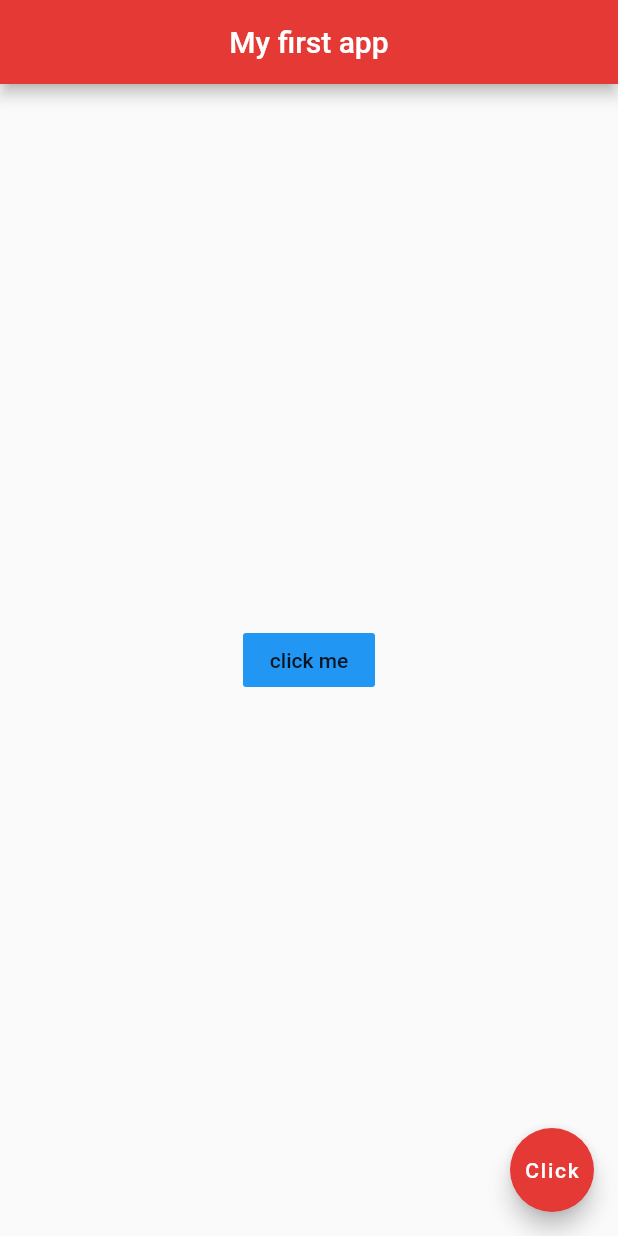
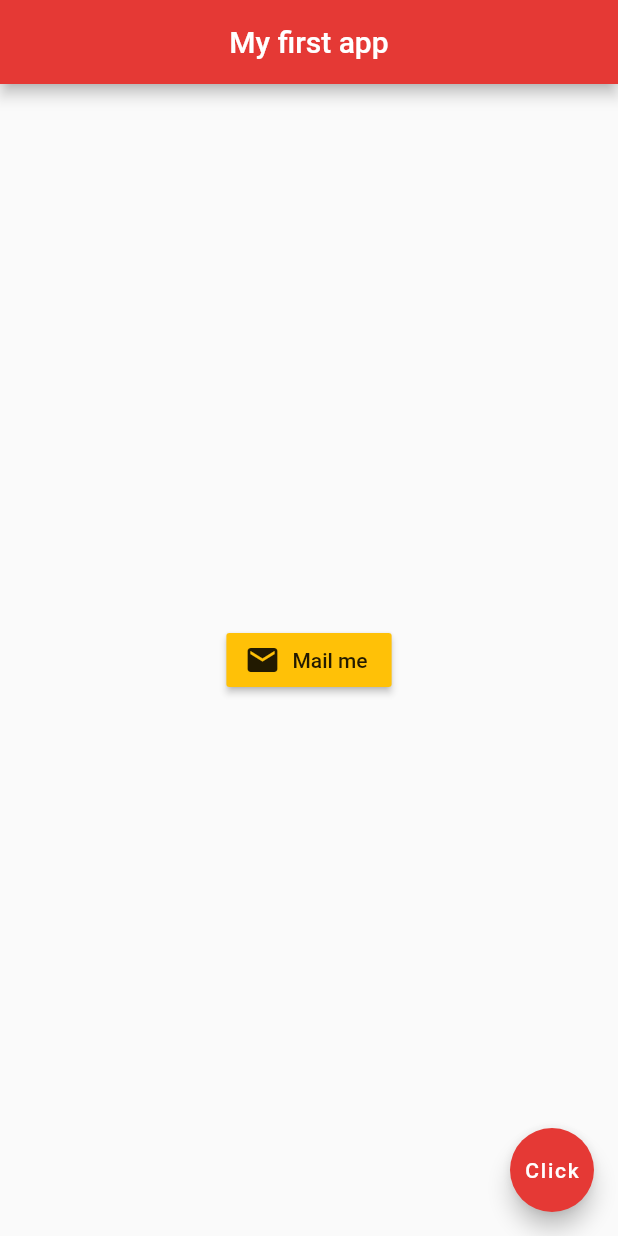
Before and after one commit to whatcodehaveyougit/flutter_net_ninja, a Flutter app: the screen it shows after launch, on a phone screen of 412 x 824 dp. Run offline on Flutter 3.47's test engine with Material 2 defaults, Android fonts, the phone set to English and light mode, and no system bars.

Commit message:
Button with Icon made, end of lesson 9

```diff
--- a/lib/main.dart
+++ b/lib/main.dart
@@ -17,12 +17,15 @@ class Home extends StatelessWidget {
         ),
         body: Center(
        // It seems like you are only allowed one child inside one widget
-          child: FlatButton(onPressed: () {
-            print('you clicke me');
-          },
-          child: Text('click me'),
-          color: Colors.blue
-          )
+
+         child: RaisedButton.icon(
+            onPressed: () {},
+            icon: Icon(
+              Icons.mail
+            ),
+            label: Text("Mail me"),
+            color: Colors.amber
+          ),
         ),
 
         floatingActionButton: FloatingActionButton(
```
